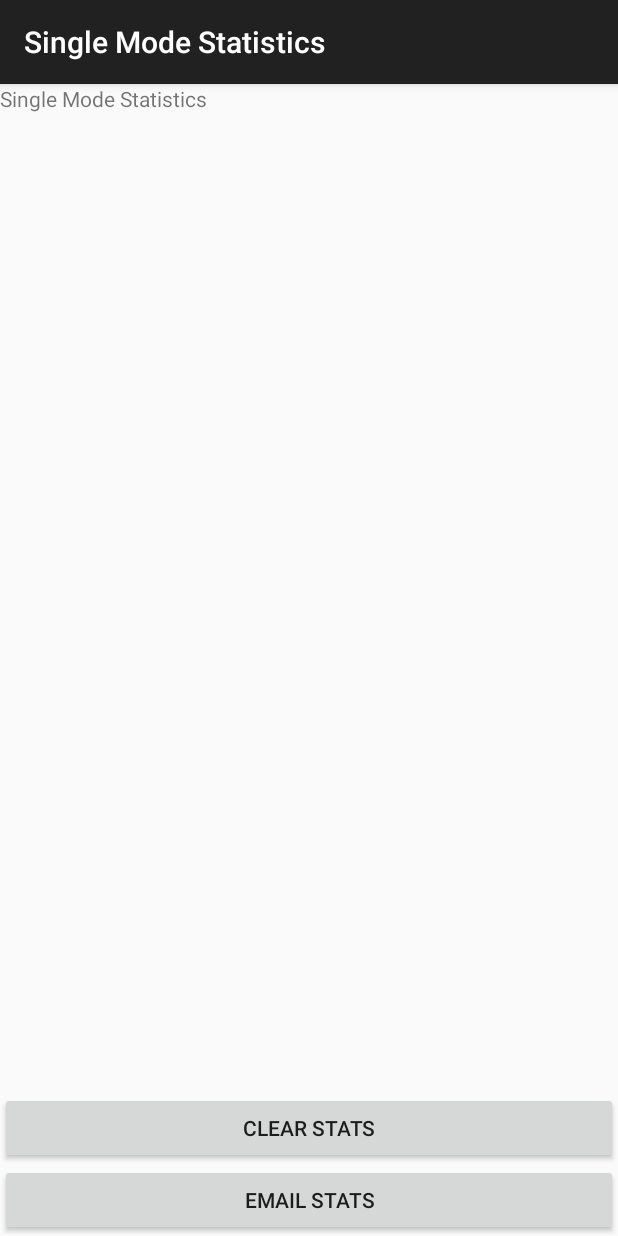
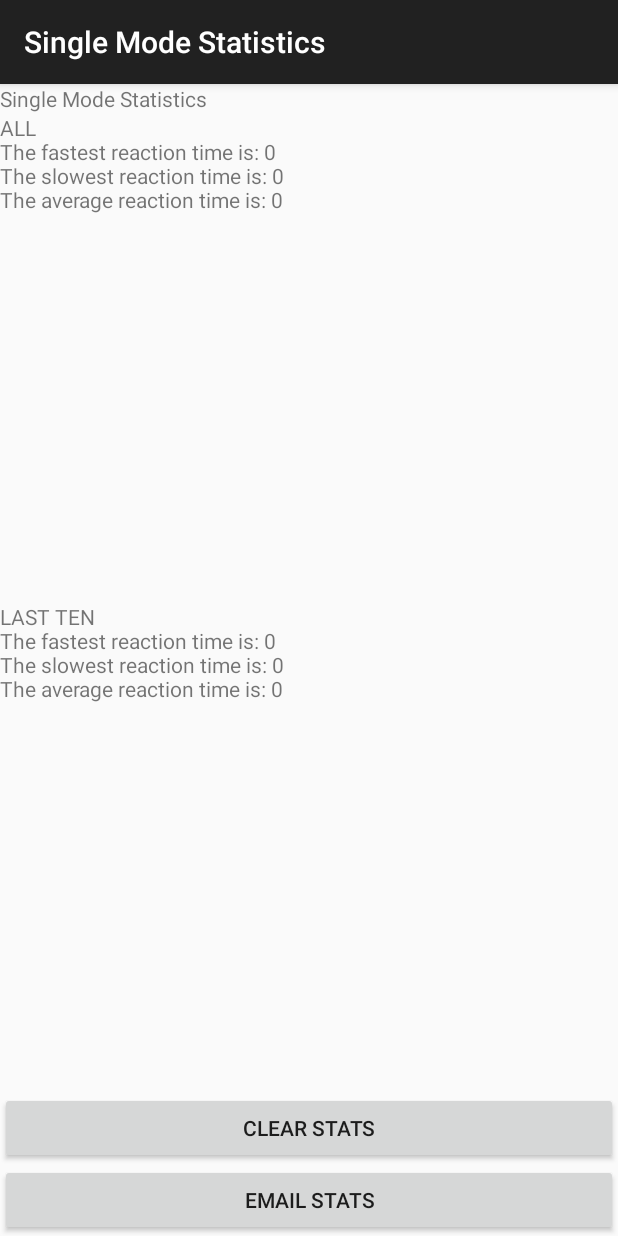
Before and after one commit to mabuyo/ready-set-press, an Android app: the SingleStatsActivity screen opened directly, with no data from a screen before it, on a phone screen of 412 x 824 dp. Run offline under Robolectric (Android 15) with nearby library versions, the phone set to English and light mode, and no system bars; 6 statements that could not run were skipped.

Commit message:
Single stats page working, implemented methods in ButtonTimer for calculating stats about reaction times. Saving and loading single stats file working.

```diff
--- a/app/src/main/java/com/cmput301/mmabuyo/readysetpress/ButtonTimer.java
+++ b/app/src/main/java/com/cmput301/mmabuyo/readysetpress/ButtonTimer.java
@@ -4,6 +4,11 @@ package com.cmput301.mmabuyo.readysetpress;
 import android.app.AlertDialog;
 import android.content.DialogInterface;
 import android.content.Intent;
+
+import java.lang.reflect.Array;
+import java.util.ArrayList;
+import java.util.Collections;
+import java.util.List;
 
 /**
  * Created by mmabuyo on 2015-09-28.
@@ -13,14 +18,22 @@ public class ButtonTimer {
     private long endTime;
     private long timeElapsed;
     private boolean clickable;
+    protected ArrayList<Long> reactionTimes = new ArrayList<Long>();
 
     public ButtonTimer() {
         this.clickable = Boolean.FALSE;
     }
 
     public ButtonTimer(long startTime) {
+        this.clickable = Boolean.FALSE;
         this.startTime = startTime;
     }
+
+    public ButtonTimer(ArrayList<Long> reactionTimes) {
+        this.clickable = Boolean.FALSE;
+        this.reactionTimes = reactionTimes;
+    }
+
     public long getStartTime() {
         return startTime;
     }
@@ -56,4 +69,74 @@ public class ButtonTimer {
         this.timeElapsed = 0;
     }
 
+    public ArrayList<Long> getReactionTimes() {
+        return this.reactionTimes;
+    }
+
+    public void addReactionTime(long time) {
+        reactionTimes.add(time);
+    }
+
+    public void clearReactionTimes() {
+        reactionTimes.clear();
+    }
+
+    public long getOverallFastestTime() {
+        return Collections.max(this.getReactionTimes());
+    }
+
+    public long getOverallSlowestTime() {
+        return Collections.min(this.getReactionTimes());
+    }
+
+    public long getOverallAverageTime() {
+        ArrayList<Long> reactionTimes = this.getReactionTimes();
+        long sum = 0;
+        for (Long time : reactionTimes) {
+            sum += time;
+        }
+        return sum / reactionTimes.size();
+    }
+
+//    public long getOverallMedianTime() {
+//        ArrayList<Long> reactionTimes = getReactionTimes();
+//
+//
+//
+//    }
+
+    public long getLastTenFastestTime() {
+        //Returns a view of the portion of this list between the specified fromIndex, inclusive, and toIndex, exclusive.
+        ArrayList<Long> rtimes = getReactionTimes();
+        if (rtimes.size() <= 10) {
+            return Collections.max(this.getReactionTimes());
+        } else {
+            return Collections.max(rtimes.subList(rtimes.size() - 11, rtimes.size() - 1));
+        }
+    }
+
+    public long getLastTenSlowestTime() {
+        ArrayList<Long> rtimes = getReactionTimes();
+        if (rtimes.size() <= 10) {
+            return Collections.min(this.getReactionTimes());
+        } else {
+            return Collections.min(rtimes.subList(rtimes.size() - 11, rtimes.size() - 1));
+        }
+    }
+
+    public long getLastTenAverageTime() {
+        ArrayList<Long> rtimes = getReactionTimes();
+        List<Long> times;
+        if (rtimes.size() <= 10) {
+            times = this.getReactionTimes();
+        } else {
+            times = rtimes.subList(rtimes.size()-11,rtimes.size()-1);
+        }
+        long sum = 0;
+        for (Long time : times) {
+            sum += time;
+        }
+        return sum / times.size();
+    }
+
 }
--- a/app/src/main/java/com/cmput301/mmabuyo/readysetpress/SingleStatsActivity.java
+++ b/app/src/main/java/com/cmput301/mmabuyo/readysetpress/SingleStatsActivity.java
@@ -2,7 +2,7 @@ package com.cmput301.mmabuyo.readysetpress;
 
 import android.os.Bundle;
 import android.support.v7.app.AppCompatActivity;
-import android.widget.ArrayAdapter;
+import android.widget.TextView;
 
 import com.google.gson.Gson;
 import com.google.gson.reflect.TypeToken;
@@ -10,10 +10,8 @@ import com.google.gson.reflect.TypeToken;
 import java.io.BufferedReader;
 import java.io.FileInputStream;
 import java.io.FileNotFoundException;
-import java.io.FileOutputStream;
 import java.io.IOException;
 import java.io.InputStreamReader;
-import java.io.OutputStreamWriter;
 import java.lang.reflect.Type;
 import java.util.ArrayList;
 
@@ -23,54 +21,65 @@ import java.util.ArrayList;
 public class SingleStatsActivity extends AppCompatActivity {
     private static final String SINGLESTATS_FILENAME = "singlestats.sav";
     protected ArrayList<Long> singleStats;
-    private ArrayAdapter<Long> adapter;
-
+    protected TextView singleOverallStatsList;
+    protected TextView singleLast10StatsList;
+    ButtonTimer singleModeButton;
 
     @Override
     protected void onCreate(Bundle savedInstanceState) {
         super.onCreate(savedInstanceState);
         setContentView(R.layout.show_singlestats);
+        singleOverallStatsList = (TextView) findViewById(R.id.singleOverallStatsList);
+        singleLast10StatsList = (TextView) findViewById(R.id.singleLast10StatsList);
+        loadFromFile();
+        singleModeButton = new ButtonTimer(singleStats);
+        long fastest = singleModeButton.getOverallFastestTime();
+        long slowest = singleModeButton.getOverallSlowestTime();
+        long average = singleModeButton.getOverallAverageTime();
+        //long median = singleModeButton.getOverallMedianTime();
+
+        String overallMessage = "ALL\n" +
+                "The fastest reaction time is: " + String.valueOf(fastest) + '\n' +
+                "The slowest reaction time is: " + String.valueOf(slowest) + '\n' +
+                "The average reaction time is: " + String.valueOf(average) + '\n';
+        singleOverallStatsList.setText(overallMessage);
+
+
+        long last10fastest = singleModeButton.getLastTenFastestTime();
+        long last10slowest = singleModeButton.getLastTenSlowestTime();
+        long last10average = singleModeButton.getLastTenAverageTime();
+
+        String last10Message = "LAST TEN\n" +
+                "The fastest reaction time is: " + String.valueOf(last10fastest) + '\n' +
+                "The slowest reaction time is: " + String.valueOf(last10slowest) + '\n' +
+                "The average reaction time is: " + String.valueOf(last10average) + '\n';
+        singleLast10StatsList.setText(last10Message);
     }
 
 
     @Override
     protected void onStart() {
         super.onStart();
-//        loadFromFile(singleStats);
-//        if (singleStats == null) {
-//            throw new RuntimeException();
-//        }
+
+
+
     }
 
-    private void loadFromFile(ArrayList<Long> stats) {
+    private void loadFromFile() {
         try {
             FileInputStream fis = openFileInput(SINGLESTATS_FILENAME);
             BufferedReader in = new BufferedReader(new InputStreamReader(fis));
             Gson gson = new Gson();
             // Following line based on https://google-gson.googlecode.com/svn/trunk/gson/docs/javadocs/com/google/gson/Gson.html retrieved 2015-09-21
             Type listType = new TypeToken<ArrayList<Long>>() {}.getType();
-            stats = gson.fromJson(in, listType);
+            singleStats = gson.fromJson(in, listType);
 
         } catch (FileNotFoundException e) {
-            stats = new ArrayList<Long>();
+            singleStats = new ArrayList<Long>();
         } catch (IOException e) {
             throw new RuntimeException(e);
         }
     }
 
-    private void saveInFile(ArrayList<Long> stats) {
-        try {
-            FileOutputStream fos = openFileOutput(SINGLESTATS_FILENAME,
-                    0);
-            OutputStreamWriter writer = new OutputStreamWriter(fos);
-            Gson gson = new Gson();
-            gson.toJson(stats, writer);
-            writer.flush();
-            fos.close();
-        } catch (FileNotFoundException e) {
-            throw new RuntimeException(e);
-        } catch (IOException e) {
-            throw new RuntimeException(e);
-        }
-    }
+
 }
--- a/app/src/main/java/com/cmput301/mmabuyo/readysetpress/StatisticsActivity.java
+++ b/app/src/main/java/com/cmput301/mmabuyo/readysetpress/StatisticsActivity.java
@@ -23,8 +23,6 @@ import java.lang.reflect.Type;
 import java.util.ArrayList;
 
 public class StatisticsActivity extends AppCompatActivity {
-
-
 
     @Override
     protected void onCreate(Bundle savedInstanceState) {
--- a/app/src/main/res/layout/show_singlestats.xml
+++ b/app/src/main/res/layout/show_singlestats.xml
@@ -2,7 +2,7 @@
 <LinearLayout xmlns:android="http://schemas.android.com/apk/res/android"
     android:layout_width="fill_parent"
     android:layout_height="fill_parent"
-    android:orientation="vertical" >
+    android:orientation="vertical">
 
     <TextView
         android:id="@+id/singleStatsTitle"
@@ -11,7 +11,15 @@
         android:text="Single Mode Statistics" />
 
     <TextView
-        android:id="@+id/singleStatsList"
+        android:id="@+id/singleOverallStatsList"
+        android:layout_width="fill_parent"
+        android:layout_height="263dp"
+        android:layout_weight="1" >
+
+    </TextView>
+
+    <TextView
+        android:id="@+id/singleLast10StatsList"
         android:layout_width="fill_parent"
         android:layout_height="263dp"
         android:layout_weight="1" >
```
Also changed, not shown: app/src/main/java/com/cmput301/mmabuyo/readysetpress/SingleModeTrainingActivity.java (+27 -2 lines).
